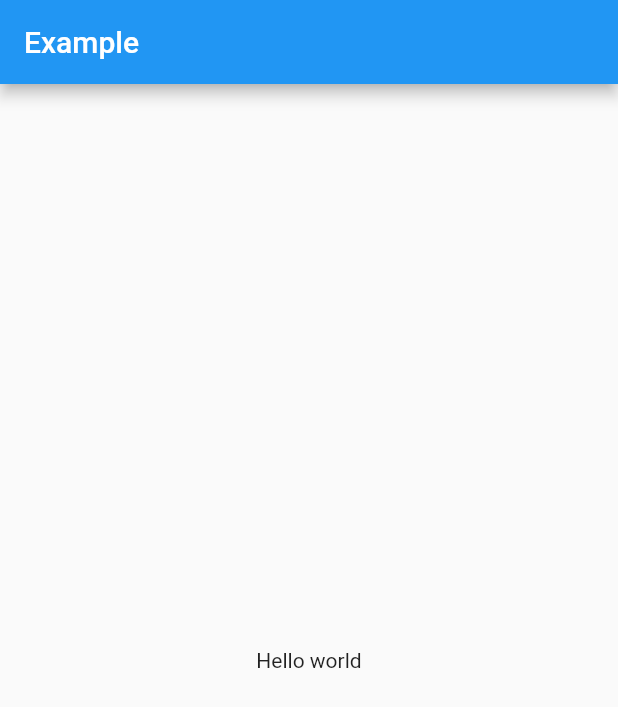
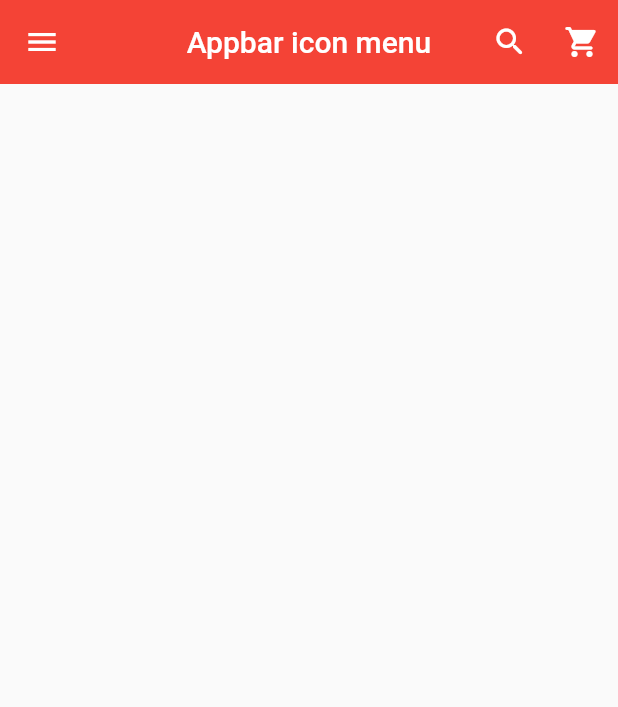
Before and after one commit to sashapivovarova/riverpodproject, a Flutter app: the screen it shows after launch, on a phone screen of 412 x 824 dp. Shown: the top 707 px of the screen. Run offline on Flutter 3.47's test engine with Material 2 defaults, Android fonts, the phone set to English and light mode, and no system bars.

Commit message:
appbar の左右にアイコンを追加

```diff
--- a/lib/main.dart
+++ b/lib/main.dart
@@ -1,34 +1,63 @@
 import 'package:flutter/material.dart';
-import 'package:flutter_riverpod/flutter_riverpod.dart';
-
-final helloWorldProvider = Provider((_) => 'Hello world');
-final myProvider = Provider((ref) {
-  return MyValue();
-});
-
-void MyValue() {}
 
 void main() {
-  runApp(
-    const ProviderScope(
-      child: MyApp(),
-    ),
-  );
+  runApp(const MyApp());
 }
 
-class MyApp extends ConsumerWidget {
+class MyApp extends StatelessWidget {
   const MyApp({super.key});
 
   @override
-  Widget build(BuildContext context, WidgetRef ref) {
-    final String value = ref.watch(helloWorldProvider);
+  Widget build(BuildContext context) {
+    return MaterialApp(
+      debugShowCheckedModeBanner: false,
+      title: 'Appbar',
+      theme: ThemeData(
+        primarySwatch: Colors.red,
+      ),
+      home: const MyPage(),
+    );
+  }
+}
 
-    return MaterialApp(
-      home: Scaffold(
-        appBar: AppBar(title: const Text('Example')),
-        body: Center(
-          child: Text(value),
+class MyPage extends StatelessWidget {
+  const MyPage({super.key});
+
+  @override
+  Widget build(BuildContext context) {
+    return Scaffold(
+      appBar: AppBar(
+        title: const Text(
+          'Appbar icon menu',
         ),
+        centerTitle: true,
+        elevation: 0,
+        leading: IconButton(
+          onPressed: () {
+            print('menu button is clicked');
+          },
+          icon: const Icon(
+            Icons.menu,
+          ),
+        ),
+        actions: [
+          IconButton(
+            onPressed: () {
+              print('search button is clicked');
+            },
+            icon: const Icon(
+              Icons.search_rounded,
+            ),
+          ),
+          IconButton(
+            onPressed: () {
+              print('shopping button is clicked');
+            },
+            icon: const Icon(
+              Icons.shopping_cart_rounded,
+            ),
+          ),
+        ],
       ),
     );
   }
```
